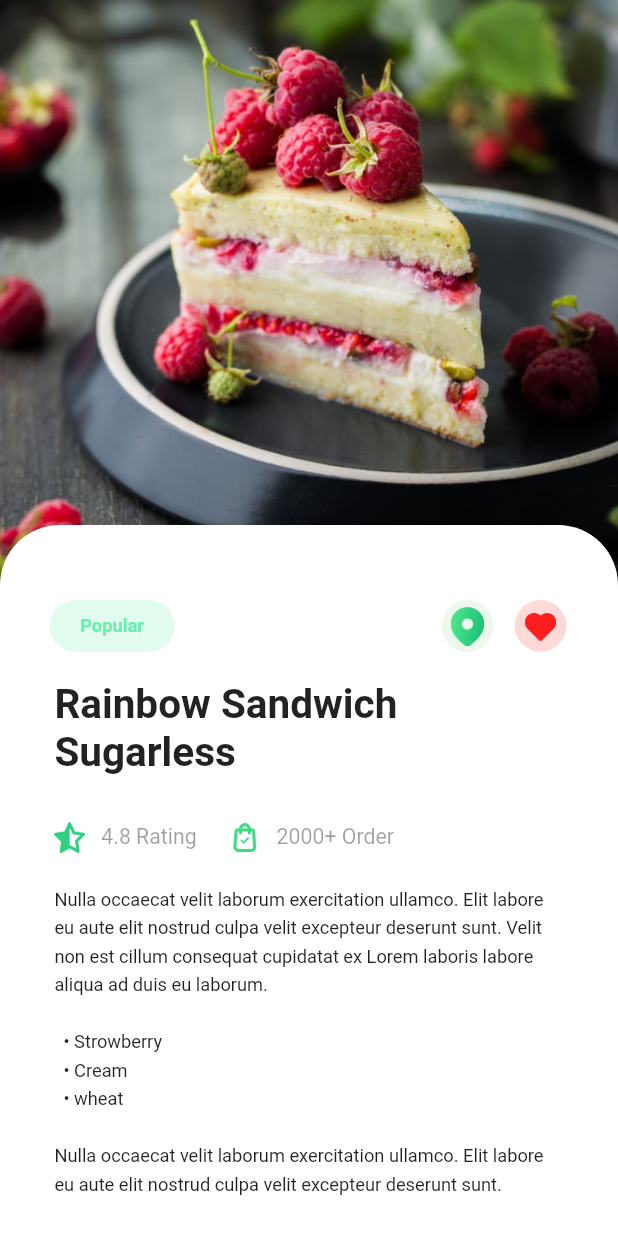
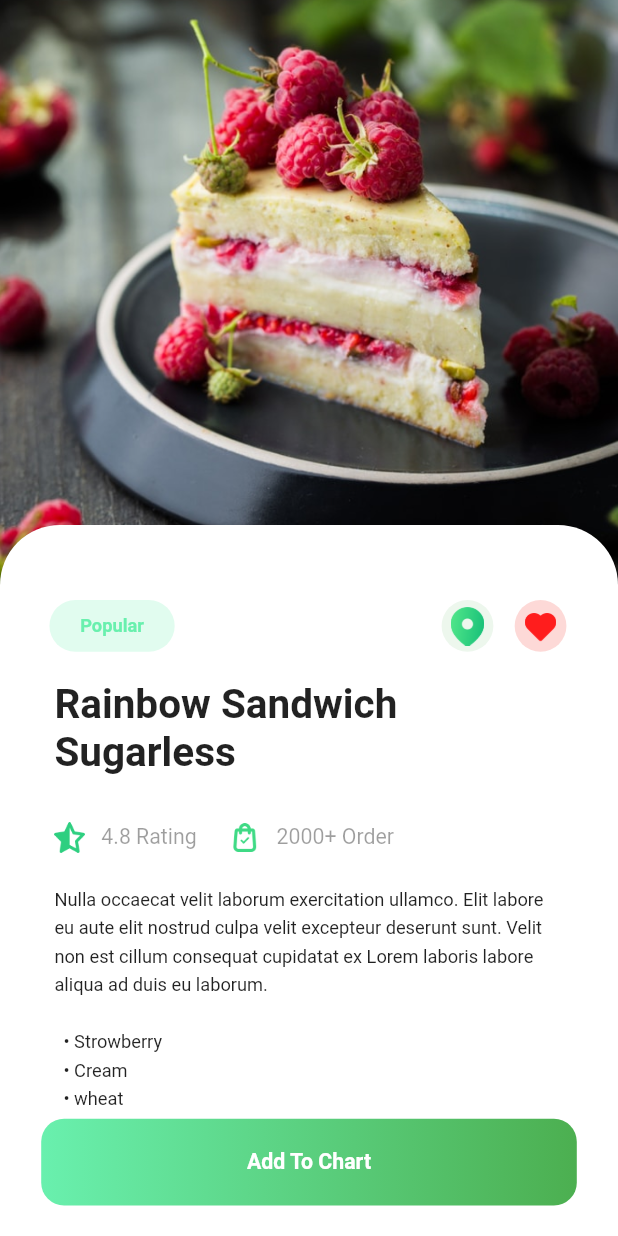
Before and after one commit to Pathomporn9696/food_ninja, a Flutter app: the DetailMenuPage screen opened by its route, on a phone screen of 412 x 824 dp. Run offline on Flutter 3.47's test engine with Material 2 defaults, Android fonts, the phone set to English and light mode, and no system bars; our stand-ins replace badges, flutter_rating_bar, flutter_screenutil, google_fonts, google_maps_flutter, google_nav_bar and 3 more; missing offline and left inert: flutter_facebook_login.

Commit message:
update23/9/21

```diff
--- a/lib/widget/detail_menu.dart
+++ b/lib/widget/detail_menu.dart
@@ -25,6 +25,7 @@ class _DetailMenuPageState extends State<DetailMenuPage> {
   @override
   Widget build(BuildContext context) {
     return Scaffold(
+      extendBody: true,
       body: CustomScrollView(
         slivers: [
           _buildSliverHead(),
@@ -32,6 +33,36 @@ class _DetailMenuPageState extends State<DetailMenuPage> {
             child: _buildDetail(),
           )
         ],
+      ),
+      bottomNavigationBar: Padding(
+        padding: EdgeInsets.symmetric(horizontal: 25.w, vertical: 20.h),
+        child: GestureDetector(
+          onTap: () => Navigator.popAndPushNamed(context, '/mainScreen'),
+          child: Container(
+            height: 57.h,
+            decoration: BoxDecoration(
+              borderRadius: BorderRadius.circular(15.r),
+              gradient: LinearGradient(
+                begin: Alignment.centerLeft,
+                end: Alignment.centerRight,
+                colors: [
+                  Colors.greenAccent,
+                  Colors.green,
+                ],
+              ),
+            ),
+            child: Center(
+              child: Text(
+                'Add To Chart',
+                style: TextStyle(
+                  color: Colors.white,
+                  fontSize: 14.sp,
+                  fontWeight: FontWeight.bold,
+                ),
+              ),
+            ),
+          ),
+        ),
       ),
     );
   }
@@ -51,7 +82,6 @@ class _DetailMenuPageState extends State<DetailMenuPage> {
           _buildTopbar(),
           _buildNameAndDetailMenu(),
           _buildTestimonials(),
-          _buildBtnAddChart(),
         ],
       ),
     );
@@ -305,42 +335,6 @@ class _DetailMenuPageState extends State<DetailMenuPage> {
       ),
     );
   }
-
-  _buildBtnAddChart() {
-    return Padding(
-      padding: EdgeInsets.symmetric(
-        horizontal: 25.w,
-      ),
-      child: GestureDetector(
-        onTap: () => Navigator.popAndPushNamed(context, '/mainScreen'),
-        child: Container(
-          width: double.infinity,
-          height: 57,
-          decoration: BoxDecoration(
-            borderRadius: BorderRadius.circular(15.r),
-            gradient: LinearGradient(
-              begin: Alignment.centerLeft,
-              end: Alignment.centerRight,
-              colors: [
-                Colors.greenAccent,
-                Colors.green,
-              ],
-            ),
-          ),
-          child: Center(
-            child: Text(
-              'Add To Chart',
-              style: TextStyle(
-                color: Colors.white,
-                fontSize: 14.sp,
-                fontWeight: FontWeight.bold,
-              ),
-            ),
-          ),
-        ),
-      ),
-    );
-  }
 }
 
 class DetailSliverDelegate extends SliverPersistentHeaderDelegate {
```
